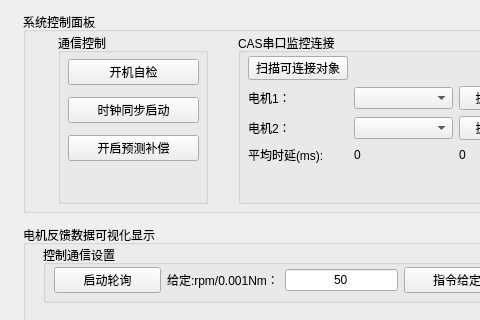
First picture: the form in mainwindow.ui, repository whitekiteoversea/PCSyncController, before the edit; both pictures show x 0 to 480 and y 0 to 320 of the 1188 by 861 pixel window.
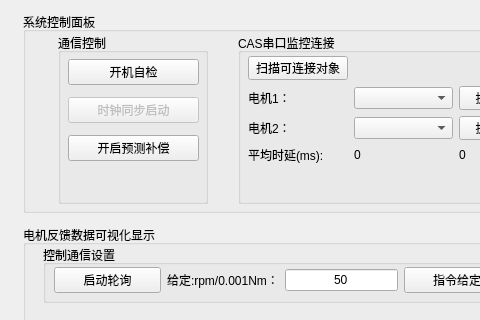
Second picture: the form after the edit. Custom widgets are drawn as their Qt base class.

```diff
--- a/mainwindow.ui
+++ b/mainwindow.ui
@@ -278,6 +278,9 @@
           </item>
           <item>
            <widget class="QPushButton" name="pushButton_10">
+            <property name="enabled">
+             <bool>false</bool>
+            </property>
             <property name="text">
              <string>时钟同步启动</string>
             </property>
```
